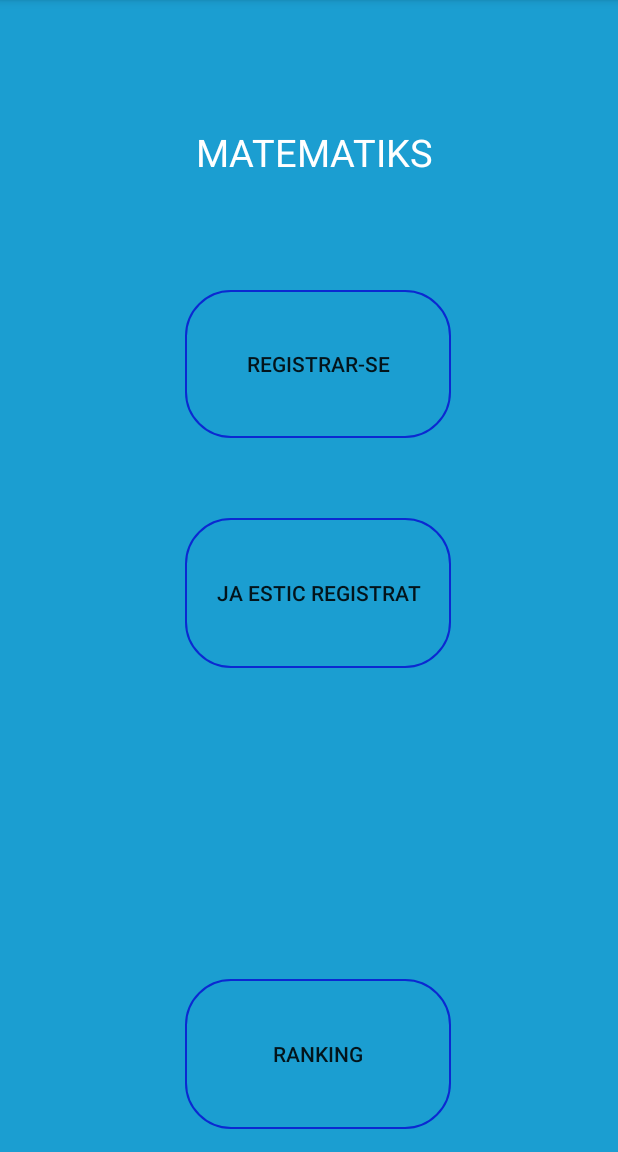
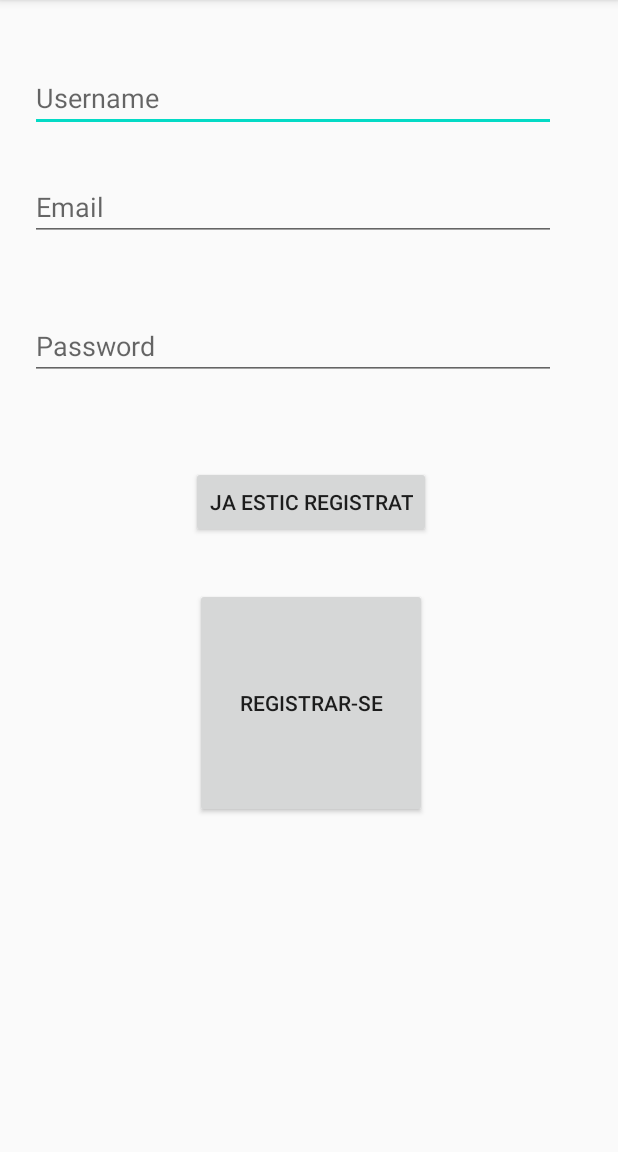
Before and after one commit to MartiCorbalan/matematiques, an Android app: the screen it shows after launch (MainActivity before the commit, paginaInicial after it), on a phone screen of 412 x 824 dp, the part 84-1236 px from its top. Run offline under Robolectric (Android 15) with nearby library versions, the light colour scheme and no system bars; our stand-ins replace Firebase (no records; nobody signed in at launch, a user with empty details on screens opened directly); Roboto replaces fonts that are not available here.

```diff
--- a/app/src/main/java/com/example/matematiques/MainActivity.java
+++ b/app/src/main/java/com/example/matematiques/MainActivity.java
@@ -16,10 +16,10 @@ public class MainActivity extends AppCompatActivity {
             super.onCreate(savedInstanceState);
         setContentView(R.layout.activity_main);
 
-        Button btnR = (Button) findViewById(R.id.btnR);
+
         Button buttonComençar = (Button) findViewById(R.id.buttonComençar);
         Button btnRanking = (Button) findViewById(R.id.btnRanking);
-        Button btnRegistrat = (Button) findViewById(R.id.btnRegistrau);
+
 
 
 
@@ -30,23 +30,8 @@ public class MainActivity extends AppCompatActivity {
 
         }
 
-        if(registrat != true){
 
-            buttonComençar.setVisibility(View.GONE);
 
-        }else{
-
-            buttonComençar.setVisibility(View.VISIBLE);
-
-        }
-
-        btnR.setOnClickListener(new View.OnClickListener() {
-            @Override
-            public void onClick(View v) {
-                Intent intent = new Intent (v.getContext(), registrarse.class);
-                startActivityForResult(intent, 0);
-            }
-        });
 
 
         buttonComençar.setOnClickListener(new View.OnClickListener() {
@@ -69,13 +54,7 @@ public class MainActivity extends AppCompatActivity {
                 startActivityForResult(intent, 0);
             }
         });
-        btnRegistrat.setOnClickListener(new View.OnClickListener() {
-            @Override
-            public void onClick(View v) {
-                Intent intent = new Intent (v.getContext(), login.class);
-                startActivityForResult(intent, 0);
-            }
-        });
+
 
 
     }
--- a/app/src/main/java/com/example/matematiques/Nivell1.java
+++ b/app/src/main/java/com/example/matematiques/Nivell1.java
@@ -201,6 +201,9 @@ public class Nivell1 extends AppCompatActivity {
                 public void run() {
 
                     Intent intent = new Intent (Nivell1.this, Nivell2.class);
+                    Bundle b = new Bundle();
+                    b.putInt ("hola",puntuacioTotal);
+                    intent.putExtras(b);
                     startActivityForResult(intent, 0);
                     finish();
                 }
--- /dev/null
+++ b/app/src/main/java/com/example/matematiques/paginaInicial.java
@@ -0,0 +1,159 @@
+package com.example.matematiques;
+
+import androidx.annotation.NonNull;
+import androidx.appcompat.app.AppCompatActivity;
+
+import android.content.Intent;
+import android.os.Bundle;
+import android.text.TextUtils;
+import android.util.Log;
+import android.view.View;
+import android.widget.Button;
+import android.widget.EditText;
+import android.widget.Toast;
+
+import com.google.android.gms.tasks.OnCompleteListener;
+import com.google.android.gms.tasks.OnFailureListener;
+import com.google.android.gms.tasks.OnSuccessListener;
+import com.google.android.gms.tasks.Task;
+import com.google.firebase.auth.AuthResult;
+import com.google.firebase.auth.FirebaseAuth;
+import com.google.firebase.auth.FirebaseUser;
+import com.google.firebase.firestore.DocumentReference;
+import com.google.firebase.firestore.FirebaseFirestore;
+
+import org.w3c.dom.Text;
+
+import java.util.HashMap;
+import java.util.Map;
+
+
+
+public class paginaInicial<EmailPasswordActivity> extends AppCompatActivity {
+
+    private static final String TAG = null;
+
+    EditText username, email, password;
+
+    String nom, gmail, pwd;
+    Button btnlogin;
+    Button btnregistrat;
+    FirebaseFirestore db = FirebaseFirestore.getInstance();
+
+    private FirebaseAuth mAuth;
+
+    @Override
+    protected void onCreate(Bundle savedInstanceState) {
+        super.onCreate(savedInstanceState);
+        setContentView(R.layout.activity_pagina_inicial);
+        mAuth = FirebaseAuth.getInstance();
+
+        btnlogin = (Button) findViewById(R.id.botonlogin);
+        btnregistrat = (Button) findViewById(R.id.jaregistrat);
+        username=findViewById(R.id.username);
+        email=findViewById(R.id.email);
+        password=findViewById(R.id.password);
+
+        final EditText usuari = (EditText) findViewById(R.id.username);
+
+        btnlogin.setOnClickListener(new View.OnClickListener() {
+            @Override
+            public void onClick(View v) {
+
+                registrarUsuari();
+
+            }
+
+
+        });
+
+        btnregistrat.setOnClickListener(new View.OnClickListener() {
+            @Override
+            public void onClick(View v) {
+                Intent intent = new Intent (v.getContext(), login.class);
+                startActivityForResult(intent, 0);
+
+            }
+
+
+        });
+
+
+
+    }
+
+    public void registrarUsuari(){
+
+        nom=username.getText().toString().trim();
+        gmail=email.getText().toString().trim();
+        pwd=password.getText().toString().trim();
+
+        if (TextUtils.isEmpty(nom)){
+            Toast.makeText(this, "Has de posar un nom d'usuari",Toast.LENGTH_LONG).show();
+            return;
+        }
+        if (TextUtils.isEmpty(gmail)){
+            Toast.makeText(this, "Has d'ingressar un Email",Toast.LENGTH_LONG).show();
+            return;
+        }
+        if (TextUtils.isEmpty(pwd)){
+            Toast.makeText(this, "Has d'ingressar una contrassenya",Toast.LENGTH_LONG).show();
+            return;
+        }
+
+
+
+        Map<String, Object> user = new HashMap<>();
+        user.put("usuari", nom);
+        user.put("email", gmail);
+        user.put("password", pwd);
+        user.put("puntuacio", 0);
+
+
+
+// Add a new document with a generated ID
+        db.collection("usuaris")
+                .add(user)
+                .addOnSuccessListener(new OnSuccessListener<DocumentReference>() {
+                    @Override
+                    public void onSuccess(DocumentReference documentReference) {
+                        Log.d(TAG, "DocumentSnapshot added with ID: " + documentReference.getId());
+
+                    }
+                })
+                .addOnFailureListener(new OnFailureListener() {
+                    @Override
+                    public void onFailure(@NonNull Exception e) {
+                        Log.w(TAG, "Error adding document", e);
+                    }
+                });
+
+
+        mAuth.createUserWithEmailAndPassword(gmail, pwd)
+                .addOnCompleteListener(this, new OnCompleteListener<AuthResult>() {
+                    @Override
+                    public void onComplete(@NonNull Task<AuthResult> task) {
+                        if (task.isSuccessful()) {
+                            Log.d(TAG, "createUserWithEmail:success");
+                            FirebaseUser user = mAuth.getCurrentUser();
+
+                            Toast.makeText(paginaInicial.this, "S'ha registrat el email",Toast.LENGTH_LONG).show();
+                        } else {
+                            Log.w(TAG, "createUserWithEmail:failure", task.getException());
+
+                            Toast.makeText(paginaInicial.this, "No s'ha pogut registrar l'usuari ",Toast.LENGTH_LONG).show();
+
+                        }
+
+                    }
+                });
+
+        Intent intent = new Intent(paginaInicial.this, MainActivity.class);
+        Bundle b = new Bundle();
+        b.putString ("usuaris",nom);
+        intent.putExtras(b);
+        startActivity(intent);
+
+    }
+
+}
--- a/app/src/main/res/layout/activity_main.xml
+++ b/app/src/main/res/layout/activity_main.xml
@@ -6,18 +6,6 @@
     android:layout_height="match_parent"
     android:background="#1B9ED1"
     tools:context=".MainActivity">
-
-    <Button
-        android:id="@+id/btnR"
-        android:layout_width="0dp"
-        android:layout_height="0dp"
-        android:text="registrar-se"
-        android:background="@drawable/bordes"
-        app:layout_constraintBottom_toTopOf="@+id/guideline4"
-        app:layout_constraintEnd_toStartOf="@+id/guideline2"
-        app:layout_constraintStart_toStartOf="@+id/guideline"
-        app:layout_constraintTop_toTopOf="@+id/guideline3" />
-
 
 
     <androidx.constraintlayout.widget.Guideline
@@ -52,12 +40,12 @@
         android:id="@+id/buttonComençar"
         android:layout_width="0dp"
         android:layout_height="0dp"
+        android:background="@drawable/bordes"
         android:text="Començar"
-        android:background="@drawable/bordes"
-        app:layout_constraintBottom_toTopOf="@+id/guideline5"
+        app:layout_constraintBottom_toTopOf="@+id/guideline4"
         app:layout_constraintEnd_toStartOf="@+id/guideline2"
         app:layout_constraintStart_toStartOf="@+id/guideline"
-        app:layout_constraintTop_toTopOf="@+id/guideline6" />
+        app:layout_constraintTop_toTopOf="@+id/guideline3" />
 
     <androidx.constraintlayout.widget.Guideline
         android:id="@+id/guideline5"
@@ -77,12 +65,12 @@
         android:id="@+id/btnRanking"
         android:layout_width="0dp"
         android:layout_height="0dp"
+        android:background="@drawable/bordes"
         android:text="ranking"
-        android:background="@drawable/bordes"
-        app:layout_constraintBottom_toTopOf="@+id/guideline8"
+        app:layout_constraintBottom_toTopOf="@+id/guideline54"
         app:layout_constraintEnd_toStartOf="@+id/guideline2"
         app:layout_constraintStart_toStartOf="@+id/guideline"
-        app:layout_constraintTop_toTopOf="@+id/guideline7" />
+        app:layout_constraintTop_toTopOf="@+id/guideline53" />
 
     <androidx.constraintlayout.widget.Guideline
         android:id="@+id/guideline7"
@@ -139,16 +127,5 @@
         android:orientation="horizontal"
         app:layout_constraintGuide_percent="0.58" />
 
-    <Button
-        android:id="@+id/btnRegistrau"
-        android:layout_width="0dp"
-        android:layout_height="0dp"
-        android:text="Ja estic registrat"
-        android:background="@drawable/bordes"
-        app:layout_constraintBottom_toTopOf="@+id/guideline54"
-        app:layout_constraintEnd_toStartOf="@+id/guideline2"
-        app:layout_constraintStart_toStartOf="@+id/guideline"
-        app:layout_constraintTop_toTopOf="@+id/guideline53" />
-
 
 </androidx.constraintlayout.widget.ConstraintLayout>
--- /dev/null
+++ b/app/src/main/res/layout/activity_pagina_inicial.xml
@@ -0,0 +1,156 @@
+<?xml version="1.0" encoding="utf-8"?>
+<androidx.constraintlayout.widget.ConstraintLayout xmlns:android="http://schemas.android.com/apk/res/android"
+    xmlns:app="http://schemas.android.com/apk/res-auto"
+    xmlns:tools="http://schemas.android.com/tools"
+    android:layout_width="match_parent"
+    android:layout_height="match_parent"
+    tools:context=".paginaInicial">
+
+    <EditText
+        android:id="@+id/username"
+        android:layout_width="0dp"
+        android:layout_height="wrap_content"
+        android:hint="Username"
+        android:selectAllOnFocus="true"
+        app:layout_constraintBottom_toTopOf="@+id/guideline52"
+        app:layout_constraintEnd_toStartOf="@+id/guideline49"
+        app:layout_constraintStart_toStartOf="@+id/guideline48"
+        app:layout_constraintTop_toTopOf="@+id/guideline59" />
+
+    <EditText
+        android:id="@+id/email"
+        android:layout_width="0dp"
+        android:layout_height="wrap_content"
+        android:hint="Email"
+        android:inputType="textEmailAddress"
+        android:selectAllOnFocus="true"
+        app:layout_constraintBottom_toTopOf="@+id/guideline51"
+        app:layout_constraintEnd_toStartOf="@+id/guideline49"
+        app:layout_constraintStart_toStartOf="@+id/guideline48"
+        app:layout_constraintTop_toTopOf="@+id/guideline52" />
+
+    <EditText
+        android:id="@+id/password"
+        android:layout_width="0dp"
+        android:layout_height="wrap_content"
+        android:hint="Password"
+        android:imeActionLabel="Sign in"
+        android:imeOptions="actionDone"
+        android:inputType="textPassword"
+        android:selectAllOnFocus="true"
+        app:layout_constraintBottom_toTopOf="@+id/guideline50"
+        app:layout_constraintEnd_toStartOf="@+id/guideline49"
+        app:layout_constraintStart_toStartOf="@+id/guideline48"
+        app:layout_constraintTop_toTopOf="@+id/guideline51" />
+
+    <Button
+        android:id="@+id/botonlogin"
+        android:layout_width="0dp"
+        android:layout_height="0dp"
+        android:layout_gravity="start"
+
+        android:text="registrar-se"
+        app:layout_constraintBottom_toTopOf="@+id/guideline9"
+        app:layout_constraintEnd_toStartOf="@+id/guideline12"
+        app:layout_constraintHorizontal_bias="1.0"
+        app:layout_constraintStart_toStartOf="@+id/guideline11"
+        app:layout_constraintTop_toTopOf="@+id/guideline10"
+        app:layout_constraintVertical_bias="1.0" />
+
+    <ProgressBar
+        android:id="@+id/loading"
+        android:layout_width="wrap_content"
+        android:layout_height="wrap_content"
+        android:layout_gravity="center"
+        android:layout_marginStart="32dp"
+        android:layout_marginTop="64dp"
+        android:layout_marginEnd="32dp"
+        android:layout_marginBottom="64dp"
+        android:visibility="gone"
+        app:layout_constraintBottom_toBottomOf="parent"
+        app:layout_constraintEnd_toEndOf="@+id/password"
+        app:layout_constraintStart_toStartOf="@+id/password"
+        app:layout_constraintTop_toTopOf="parent"
+        app:layout_constraintVertical_bias="0.3" />
+
+    <androidx.constraintlayout.widget.Guideline
+        android:id="@+id/guideline9"
+        android:layout_width="wrap_content"
+        android:layout_height="wrap_content"
+        android:orientation="horizontal"
+        app:layout_constraintGuide_percent="0.71" />
+
+    <androidx.constraintlayout.widget.Guideline
+        android:id="@+id/guideline10"
+        android:layout_width="wrap_content"
+        android:layout_height="wrap_content"
+        android:orientation="horizontal"
+        app:layout_constraintGuide_percent="0.51" />
+
+    <androidx.constraintlayout.widget.Guideline
+        android:id="@+id/guideline11"
+        android:layout_width="wrap_content"
+        android:layout_height="wrap_content"
+        android:orientation="vertical"
+        app:layout_constraintGuide_percent="0.3163017" />
+
+    <androidx.constraintlayout.widget.Guideline
+        android:id="@+id/guideline12"
+        android:layout_width="wrap_content"
+        android:layout_height="wrap_content"
+        android:orientation="vertical"
+        app:layout_constraintGuide_percent="0.69099754" />
+
+    <androidx.constraintlayout.widget.Guideline
+        android:id="@+id/guideline48"
+        android:layout_width="wrap_content"
+        android:layout_height="wrap_content"
+        android:orientation="vertical"
+        app:layout_constraintGuide_percent="0.048661802" />
+
+    <androidx.constraintlayout.widget.Guideline
+        android:id="@+id/guideline49"
+        android:layout_width="wrap_content"
+        android:layout_height="wrap_content"
+        android:orientation="vertical"
+        app:layout_constraintGuide_percent="0.9002433" />
+
+    <androidx.constraintlayout.widget.Guideline
+        android:id="@+id/guideline50"
+        android:layout_width="wrap_content"
+        android:layout_height="wrap_content"
+        android:orientation="horizontal"
+        app:layout_constraintGuide_percent="0.36" />
+
+    <androidx.constraintlayout.widget.Guideline
+        android:id="@+id/guideline51"
+        android:layout_width="wrap_content"
+        android:layout_height="wrap_content"
+        android:orientation="horizontal"
+        app:layout_constraintGuide_percent="0.24" />
+
+    <androidx.constraintlayout.widget.Guideline
+        android:id="@+id/guideline52"
+        android:layout_width="wrap_content"
+        android:layout_height="wrap_content"
+        android:orientation="horizontal"
+        app:layout_constraintGuide_percent="0.119015045" />
+
+    <androidx.constraintlayout.widget.Guideline
+        android:id="@+id/guideline59"
+        android:layout_width="wrap_content"
+        android:layout_height="wrap_content"
+        android:orientation="horizontal"
+        app:layout_constraintGuide_percent="0.050615594" />
+
+    <Button
+        android:id="@+id/jaregistrat"
+        android:layout_width="wrap_content"
+        android:layout_height="wrap_content"
+        android:text="ja estic registrat"
+        app:layout_constraintBottom_toTopOf="@+id/botonlogin"
+        app:layout_constraintEnd_toStartOf="@+id/guideline12"
+        app:layout_constraintStart_toStartOf="@+id/guideline11"
+        app:layout_constraintTop_toTopOf="@+id/guideline50" />
+
+</androidx.constraintlayout.widget.ConstraintLayout>
--- a/app/src/main/res/layout/activity_ranking.xml
+++ b/app/src/main/res/layout/activity_ranking.xml
@@ -55,12 +55,12 @@
             android:orientation="horizontal">
 
             <TextView
-                android:id="@+id/textView9"
+                android:id="@+id/j1"
                 android:layout_width="wrap_content"
                 android:layout_height="wrap_content"
                 android:layout_weight="1"
                 android:gravity="center"
-                android:text="TextView" />
+                android:text="" />
 
             <TextView
                 android:id="@+id/textView10"
@@ -87,7 +87,7 @@
                 android:layout_height="wrap_content"
                 android:layout_weight="1"
                 android:gravity="center"
-                android:text="TextView" />
+                android:text="" />
 
             <TextView
                 android:id="@+id/textView12"
```
Also changed, not shown: app/src/main/AndroidManifest.xml (+9 -6 lines), app/src/main/java/com/example/matematiques/Nivell2.java (+16 -3 lines), app/src/main/java/com/example/matematiques/Nivell3.java (+13 -2 lines), app/src/main/java/com/example/matematiques/jugador.java (added, +43 -0 lines), app/src/main/java/com/example/matematiques/login.java (+9 -7 lines), app/src/main/java/com/example/matematiques/ranking.java (+25 -0 lines), app/src/main/res/drawable/bordes.xml (line endings or trailing spaces).
